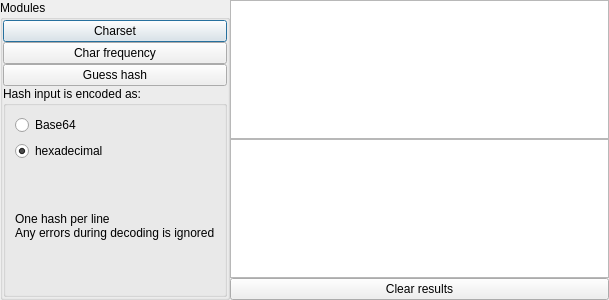
Qt form gui/analysedialog.ui (nccgroup/pip3line) before a commit.
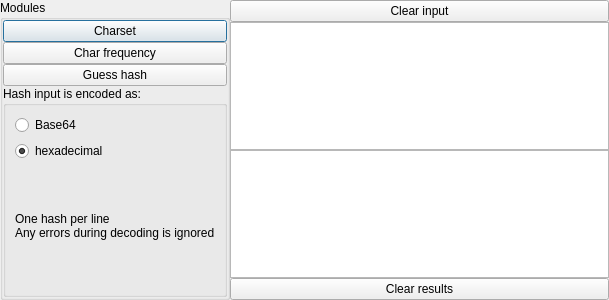
The same form after that commit.

The edit to the form file:
```diff
--- a/gui/analysedialog.ui
+++ b/gui/analysedialog.ui
@@ -111,6 +111,13 @@
       <property name="margin">
        <number>0</number>
       </property>
+      <item>
+       <widget class="QPushButton" name="clearInputPushButton">
+        <property name="text">
+         <string>Clear input</string>
+        </property>
+       </widget>
+      </item>
       <item>
        <widget class="QPlainTextEdit" name="inputPlainTextEdit"/>
       </item>
```
Lines whose indentation alone changed are shown as unchanged.
